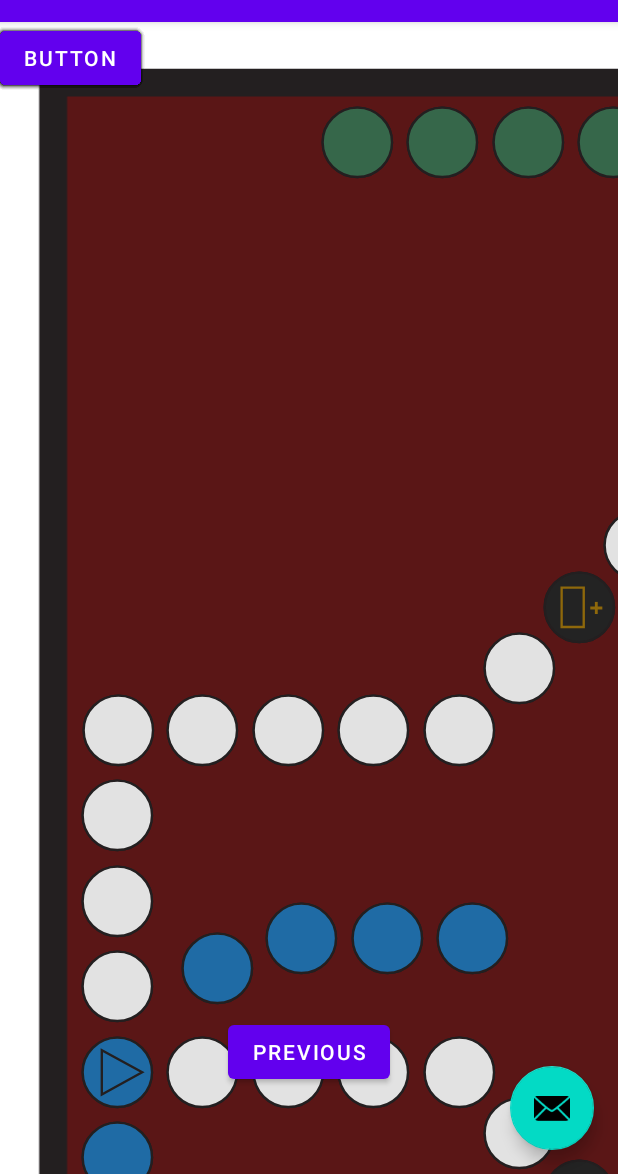
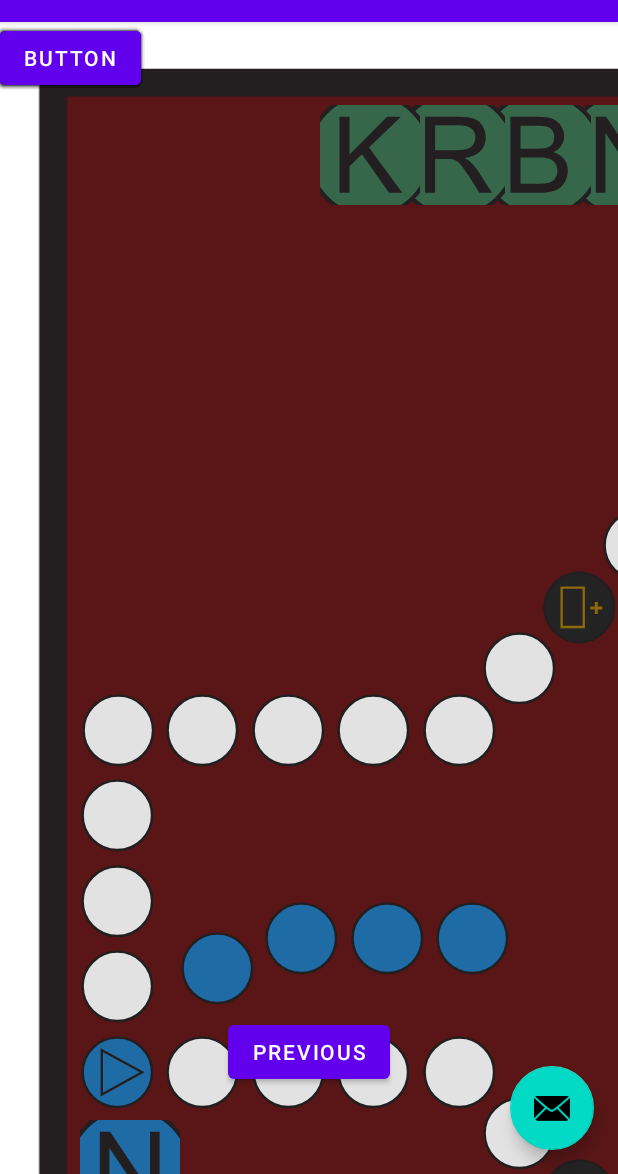
Before and after one commit to SE2-Gruppe-E-Royal-Dog/GruppenPhaseAndroid, an Android app: the InGameFragment screen opened through its navigation route, on a phone screen of 412 x 824 dp, the part 62-1236 px from its top. Run offline under Robolectric (Android 15) with nearby library versions, the phone set to English and light mode, and no system bars; 2 statements that could not run were skipped.

Commit message:
issue #34 added figureUI generation

```diff
--- a/app/src/main/java/com/uni/gruppenphaseandroid/InGameFragment.java
+++ b/app/src/main/java/com/uni/gruppenphaseandroid/InGameFragment.java
@@ -9,11 +9,14 @@ import androidx.annotation.NonNull;
 import androidx.fragment.app.Fragment;
 import androidx.navigation.fragment.NavHostFragment;
 
+import com.uni.gruppenphaseandroid.playingfield.Color;
+import com.uni.gruppenphaseandroid.playingfield.FigureManager;
 import com.uni.gruppenphaseandroid.playingfield.PlayingField;
 
 public class InGameFragment extends Fragment {
 
     PlayingField playingField;
+    FigureManager figureManager;
 
     @Override
     public View onCreateView(
@@ -28,5 +31,10 @@ public class InGameFragment extends Fragment {
         super.onViewCreated(view, savedInstanceState);
 
         playingField = new PlayingField(view);
+        figureManager = new FigureManager();
+        figureManager.createFigureSetOfColor(Color.GREEN, playingField, view.findViewById(R.id.playingFieldRelativeLayout));
+        figureManager.createFigureSetOfColor(Color.BLUE, playingField, view.findViewById(R.id.playingFieldRelativeLayout));
+        figureManager.createFigureSetOfColor(Color.YELLOW, playingField, view.findViewById(R.id.playingFieldRelativeLayout));
+        figureManager.createFigureSetOfColor(Color.RED, playingField, view.findViewById(R.id.playingFieldRelativeLayout));
     }
 }
--- a/app/src/main/java/com/uni/gruppenphaseandroid/playingfield/FieldUI.java
+++ b/app/src/main/java/com/uni/gruppenphaseandroid/playingfield/FieldUI.java
@@ -4,4 +4,6 @@ public abstract class FieldUI {
 
     public abstract void changeAppearance(int resourceID);
     public abstract void registerUIobject(String tag);
+    public abstract int getMarginTop();
+    public abstract int getMarginLeft();
 }
--- a/app/src/main/java/com/uni/gruppenphaseandroid/playingfield/FieldUIimpl.java
+++ b/app/src/main/java/com/uni/gruppenphaseandroid/playingfield/FieldUIimpl.java
@@ -1,7 +1,10 @@
 package com.uni.gruppenphaseandroid.playingfield;
 
+import android.app.ActionBar;
 import android.view.View;
+import android.view.ViewGroup;
 import android.widget.ImageView;
+import android.widget.RelativeLayout;
 
 public class FieldUIimpl extends FieldUI{
 
@@ -19,6 +22,16 @@ public class FieldUIimpl extends FieldUI{
     public FieldUIimpl(){};
 
 
+    @Override
+    public int getMarginTop(){
+        ViewGroup.MarginLayoutParams layoutParams = (ViewGroup.MarginLayoutParams) fieldImageView.getLayoutParams();
+        return layoutParams.topMargin;
+    }
+
+    public int getMarginLeft(){
+        ViewGroup.MarginLayoutParams layoutParams = (ViewGroup.MarginLayoutParams) fieldImageView.getLayoutParams();
+        return layoutParams.leftMargin;
+    }
 
     @Override
     public void changeAppearance(int resourceID) {
--- a/app/src/main/java/com/uni/gruppenphaseandroid/playingfield/Figure.java
+++ b/app/src/main/java/com/uni/gruppenphaseandroid/playingfield/Figure.java
@@ -11,6 +11,7 @@ public class Figure {
         this.id = id;
         this.color = color;
         this.currentField = currentField;
+        currentField.setCurrentFigure(this);
         this.typ = typ;
         this.figureUI = figureUI;
     }
--- /dev/null
+++ b/app/src/main/java/com/uni/gruppenphaseandroid/playingfield/FigureManager.java
@@ -0,0 +1,80 @@
+package com.uni.gruppenphaseandroid.playingfield;
+
+import android.graphics.drawable.Drawable;
+import android.graphics.drawable.DrawableContainer;
+import android.view.View;
+import android.widget.RelativeLayout;
+
+import com.uni.gruppenphaseandroid.R;
+
+import java.util.ArrayList;
+
+public class FigureManager {
+
+    private ArrayList<Figure> figureList;
+
+    public FigureManager() {
+        this.figureList = new ArrayList<>();
+    }
+
+    public void createFigureSetOfColor(Color color, PlayingField playingField, RelativeLayout relativeLayout){
+
+        FigureUIimpl figureUIimpl = new FigureUIimpl();
+        Jerk jerk = new Jerk(figureList.size()+1, color, playingField.getRightStartingAreaField(color), Typ.JERK, figureUIimpl);
+        figureUIimpl.createFigureUI(relativeLayout.getRootView(),"fig" + figureList.size()+1, relativeLayout, createRightDrawable(color, Typ.JERK));
+        figureList.add(jerk);
+        figureUIimpl.moveFigureToPosition(jerk.getCurrentField().getFieldUIobject());
+
+        figureUIimpl = new FigureUIimpl();
+        Citizen citizen = new Citizen(figureList.size()+1, color, playingField.getRightStartingAreaField(color), Typ.CITIZEN, figureUIimpl);
+        figureUIimpl.createFigureUI(relativeLayout.getRootView(),"fig" + figureList.size()+1, relativeLayout, createRightDrawable(color, Typ.CITIZEN));
+        figureList.add(citizen);
+        figureUIimpl.moveFigureToPosition(citizen.getCurrentField().getFieldUIobject());
+
+        figureUIimpl = new FigureUIimpl();
+        Knight knight = new Knight(figureList.size()+1, color, playingField.getRightStartingAreaField(color), Typ.KNIGHT, figureUIimpl);
+        figureUIimpl.createFigureUI(relativeLayout.getRootView(),"fig" + figureList.size()+1, relativeLayout, createRightDrawable(color, Typ.KNIGHT));
+        figureList.add(knight);
+        figureUIimpl.moveFigureToPosition(knight.getCurrentField().getFieldUIobject());
+
+        figureUIimpl = new FigureUIimpl();
+        King king = new King(figureList.size()+1, color, playingField.getRightStartingAreaField(color), Typ.KING, figureUIimpl);
+        figureUIimpl.createFigureUI(relativeLayout.getRootView(),"fig" + figureList.size()+1, relativeLayout, createRightDrawable(color, Typ.KING));
+        figureList.add(king);
+        figureUIimpl.moveFigureToPosition(king.getCurrentField().getFieldUIobject());
+    }
+
+    private int createRightDrawable(Color color, Typ typ){
+
+        if(color == Color.BLUE){
+            switch (typ){
+                case JERK: return R.drawable.ic_bluejester;
+                case CITIZEN: return R.drawable.ic_bluecitizen;
+                case KNIGHT: return R.drawable.ic_blueknight;
+                case KING: return R.drawable.ic_blueking;
+            }
+        }else if(color==Color.GREEN){
+            switch (typ){
+                case JERK: return R.drawable.ic_greenjester;
+                case CITIZEN: return R.drawable.ic_greencitizen;
+                case KNIGHT: return R.drawable.ic_greenknight;
+                case KING: return R.drawable.ic_greenking;
+            }
+        }else if(color == Color.RED){
+            switch (typ){
+                case JERK: return R.drawable.ic_redjester;
+                case CITIZEN: return R.drawable.ic_redcitizen;
+                case KNIGHT: return R.drawable.ic_redknight;
+                case KING: return R.drawable.ic_redking;
+            }
+        }else {
+            switch (typ){
+                case JERK: return R.drawable.ic_yellowjester;
+                case CITIZEN: return R.drawable.ic_yellowcitizen;
+                case KNIGHT: return R.drawable.ic_yellowknight;
+                case KING: return R.drawable.ic_yellowking;
+            }
+        }
+        return 0;
+    }
+}
--- a/app/src/main/java/com/uni/gruppenphaseandroid/playingfield/FigureUI.java
+++ b/app/src/main/java/com/uni/gruppenphaseandroid/playingfield/FigureUI.java
@@ -4,4 +4,6 @@ public abstract class FigureUI {
 
     public FigureUI() {
     }
+
+    public abstract void moveFigureToPosition(FieldUI targetFieldUI);
 }
--- a/app/src/main/java/com/uni/gruppenphaseandroid/playingfield/FigureUIimpl.java
+++ b/app/src/main/java/com/uni/gruppenphaseandroid/playingfield/FigureUIimpl.java
@@ -1,9 +1,30 @@
 package com.uni.gruppenphaseandroid.playingfield;
 
 import android.view.View;
+import android.view.ViewGroup;
+import android.widget.ImageButton;
 import android.widget.ImageView;
+import android.widget.RelativeLayout;
 
 public class FigureUIimpl extends FigureUI {
 
+    private ImageView imageView;
+    //private View view;
 
+    public void createFigureUI(View view, String tag, RelativeLayout relativeLayout, int imageResource){
+        imageView = new ImageButton(view.getContext());
+        imageView.setLayoutParams(new RelativeLayout.LayoutParams(100, 100));
+        relativeLayout.addView(imageView);
+        imageView.setTag(tag);
+        imageView.setImageResource(imageResource);
+    }
+
+    @Override
+    public void moveFigureToPosition(FieldUI targetFieldUI) {
+
+        ViewGroup.MarginLayoutParams marginLayoutParams = (ViewGroup.MarginLayoutParams) imageView.getLayoutParams();
+        //marginLayoutParams.setMargins(marginLayoutParams.leftMargin, marginLayoutParams.topMargin, targetFieldUI.getMarginRight(), targetFieldUI.getMarginBottom());
+        marginLayoutParams.setMargins(targetFieldUI.getMarginLeft(),targetFieldUI.getMarginTop(),0,0);
+        imageView.setLayoutParams(marginLayoutParams);
+    }
 }
```
